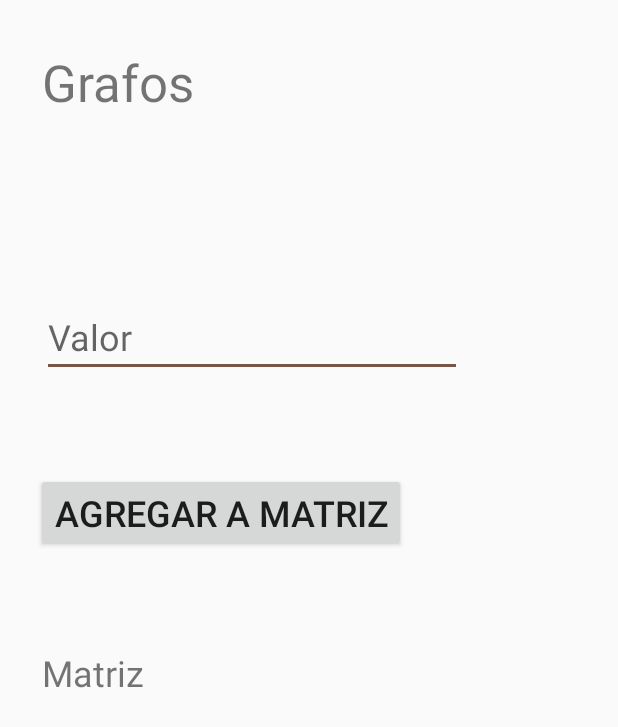
After one commit to Normanpabon/AndroidMultitools, an Android app: the layout activity_grafo_maca.xml on its own in the app's theme, with its tools: preview values and no code run, on a phone screen of 412 x 824 dp. The commit adds this screen. Shown: the top 727 px of the screen. Run offline under Robolectric (Android 15) with nearby library versions, the phone set to English and light mode, and no system bars.

Commit message:
Interfaz de grafo
añadí solo lo que creo que voy a necesitar, todavía no sé bien

```diff
--- /dev/null
+++ b/app/src/main/java/com/h4lfcr3st/androidswissarmy/grafos.java
@@ -0,0 +1,10 @@
+package com.h4lfcr3st.androidswissarmy;
+
+
+import android.widget.EditText;
+
+public class grafos {
+
+    private EditText
+
+}
--- /dev/null
+++ b/app/src/main/res/layout/activity_grafo_maca.xml
@@ -0,0 +1,64 @@
+<?xml version="1.0" encoding="utf-8"?>
+<androidx.constraintlayout.widget.ConstraintLayout xmlns:android="http://schemas.android.com/apk/res/android"
+    xmlns:app="http://schemas.android.com/apk/res-auto"
+    xmlns:tools="http://schemas.android.com/tools"
+    android:layout_width="match_parent"
+    android:layout_height="match_parent">
+
+    <TextView
+        android:id="@+id/titulo_grafo"
+        android:layout_width="wrap_content"
+        android:layout_height="wrap_content"
+        android:layout_marginStart="28dp"
+        android:layout_marginTop="32dp"
+        android:text="@string/TituloGrafo"
+        android:textSize="34sp"
+        app:layout_constraintStart_toStartOf="parent"
+        app:layout_constraintTop_toTopOf="parent" />
+
+    <EditText
+        android:id="@+id/txtnum_valor"
+        android:layout_width="wrap_content"
+        android:layout_height="wrap_content"
+        android:layout_marginStart="28dp"
+        android:layout_marginTop="40dp"
+        android:ems="10"
+        android:hint="@string/HintNumeroMatriz"
+        android:inputType="number"
+        android:textSize="24sp"
+        app:layout_constraintStart_toStartOf="parent"
+        app:layout_constraintTop_toBottomOf="@+id/txt_infoValorMatriz" />
+
+    <TextView
+        android:id="@+id/txt_infoValorMatriz"
+        android:layout_width="wrap_content"
+        android:layout_height="wrap_content"
+        android:layout_marginStart="24dp"
+        android:layout_marginTop="48dp"
+        android:text="@string/MensajeNumeroMatriz"
+        android:textSize="24sp"
+        app:layout_constraintStart_toStartOf="parent"
+        app:layout_constraintTop_toBottomOf="@+id/titulo_grafo" />
+
+    <TextView
+        android:id="@+id/txt_matriz"
+        android:layout_width="wrap_content"
+        android:layout_height="wrap_content"
+        android:layout_marginStart="28dp"
+        android:layout_marginTop="64dp"
+        android:text="@string/Matriz"
+        android:textSize="24sp"
+        app:layout_constraintStart_toStartOf="parent"
+        app:layout_constraintTop_toBottomOf="@+id/btn_agregarValor" />
+
+    <Button
+        android:id="@+id/btn_agregarValor"
+        android:layout_width="wrap_content"
+        android:layout_height="wrap_content"
+        android:layout_marginStart="24dp"
+        android:layout_marginTop="64dp"
+        android:text="@string/btnAgregarA_Matriz"
+        android:textSize="24sp"
+        app:layout_constraintStart_toStartOf="parent"
+        app:layout_constraintTop_toBottomOf="@+id/txtnum_valor" />
+</androidx.constraintlayout.widget.ConstraintLayout>
--- a/app/src/main/res/values/strings.xml
+++ b/app/src/main/res/values/strings.xml
@@ -5,6 +5,14 @@
     <string name="Btn_Hashes">Hash Calculator</string>
     <string name="Btn_Networking">Network Tools</string>
     <string name="Btn_Crypto">Encryption</string>
+
+    <!-- grafos class-->
+
+    <string name="TituloGrafo" translatable="false">Grafos</string>
+    <string name="HintNumeroMatriz" translatable="false">Valor</string>
+    <string name="MensajeNumeroMatriz" translatable="false"></string>
+    <string name="Matriz" translatable="false">Matriz</string>
+    <string name="btnAgregarA_Matriz" translatable="false">Agregar a matriz</string>
 
     <!-- Encoders class -->
     <string name="TitleEncoder">Text common encoders</string>
--- a/build.gradle
+++ b/build.gradle
@@ -7,7 +7,7 @@ buildscript {
 
     }
     dependencies {
-        classpath 'com.android.tools.build:gradle:4.1.2'
+        classpath 'com.android.tools.build:gradle:4.2.1'
 
         // NOTE: Do not place your application dependencies here; they belong
         // in the individual module build.gradle files
```
Also changed, not shown: gradle/wrapper/gradle-wrapper.properties.
